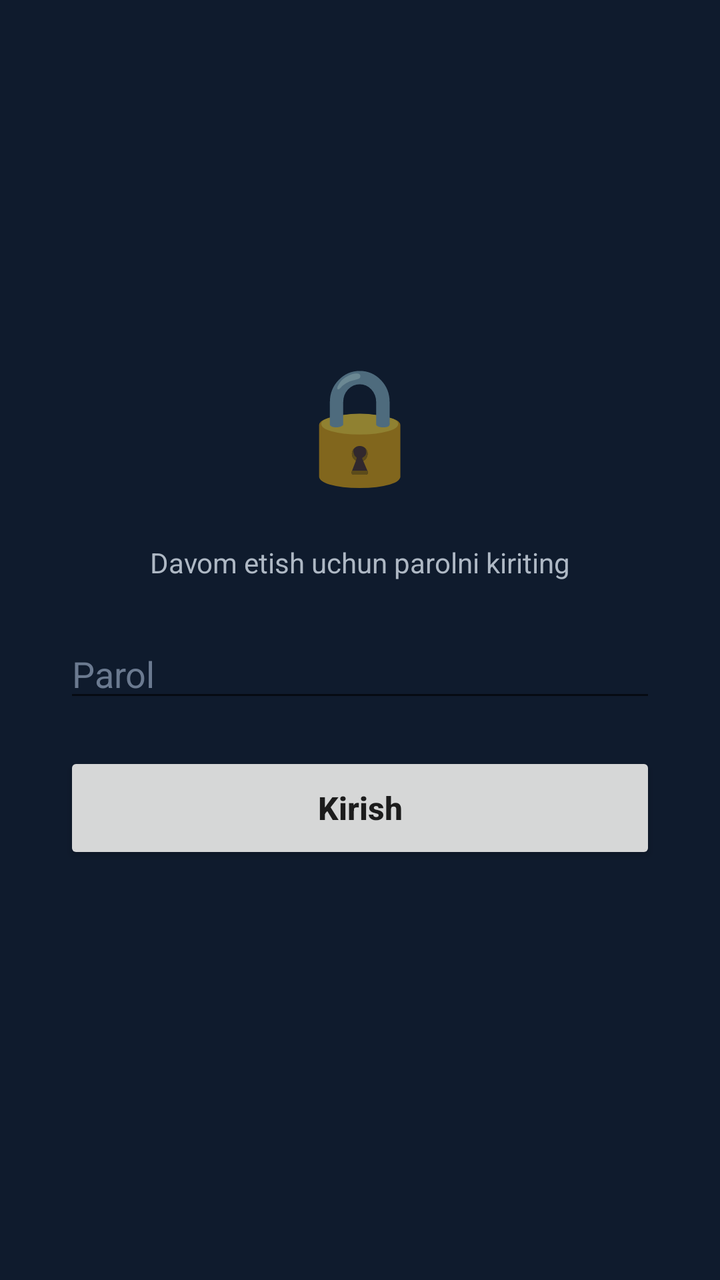
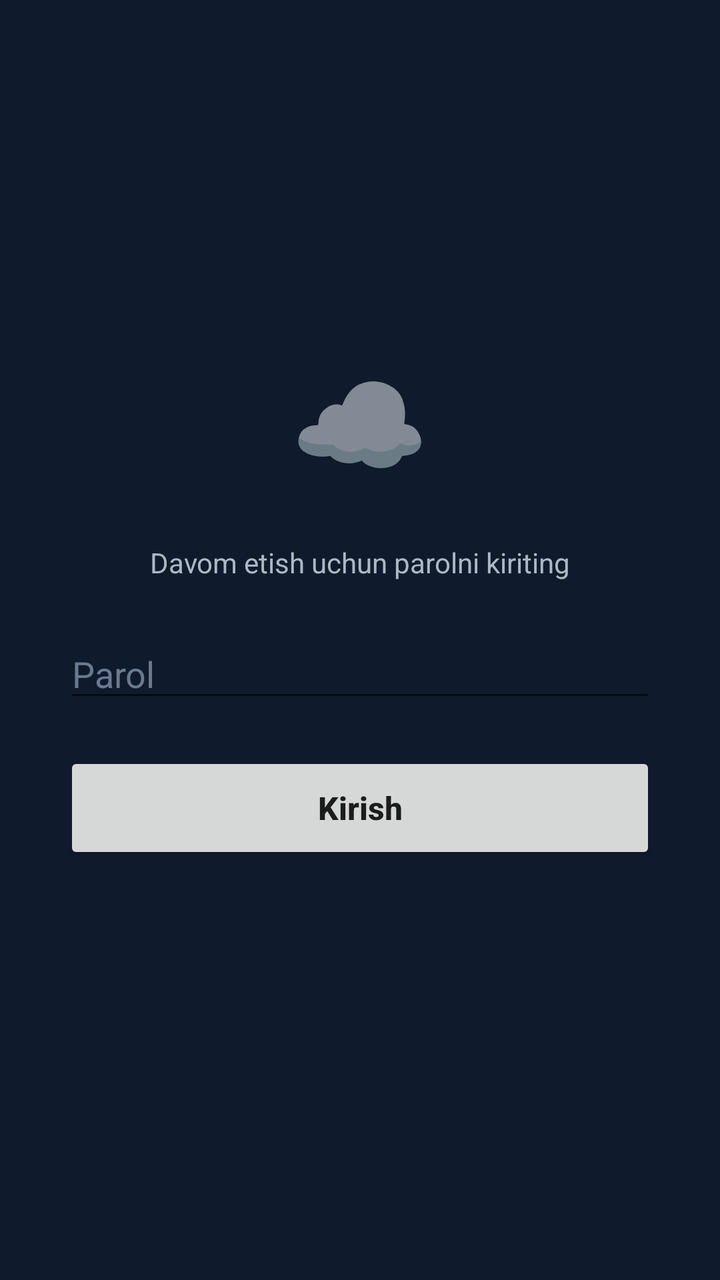

Two renders of the same Android screen: before a commit and after it. Below are the layout's source before the change and the commit's diff.
<!-- AndroidManifest.xml: application theme Theme.OilaNazorati -->
<!-- res/layout/activity_main.xml -->
<?xml version="1.0" encoding="utf-8"?>
<FrameLayout xmlns:android="http://schemas.android.com/apk/res/android"
    android:layout_width="match_parent"
    android:layout_height="match_parent"
    android:background="#0F1B2D">

    
    <LinearLayout
        android:id="@+id/passwordSection"
        android:layout_width="match_parent"
        android:layout_height="match_parent"
        android:orientation="vertical"
        android:gravity="center"
        android:padding="32dp">

        <TextView
            android:layout_width="wrap_content"
            android:layout_height="wrap_content"
            android:text="🔒"
            android:textSize="56sp"
            android:layout_marginBottom="24dp"/>

        <TextView
            android:id="@+id/passwordPromptText"
            android:layout_width="wrap_content"
            android:layout_height="wrap_content"
            android:text="Davom etish uchun parolni kiriting"
            android:textColor="#AEB8C4"
            android:textAlignment="center"
            android:layout_marginBottom="24dp"/>

        <EditText
            android:id="@+id/inputAppPassword"
            android:layout_width="match_parent"
            android:layout_height="wrap_content"
            android:inputType="numberPassword"
            android:hint="Parol"
            android:textColor="#FFFFFF"
            android:textColorHint="#6B7A90"
            android:layout_marginBottom="20dp"/>

        <Button
            android:id="@+id/btnPasswordSubmit"
            android:layout_width="match_parent"
            android:layout_height="56dp"
            android:text="Kirish"
            android:textAllCaps="false"
            android:textSize="16sp"
            android:textStyle="bold"/>

        <TextView
            android:id="@+id/passwordStatusText"
            android:layout_width="wrap_content"
            android:layout_height="wrap_content"
            android:textColor="#E57373"
            android:textAlignment="center"
            android:layout_marginTop="16dp"/>

    </LinearLayout>

    
    <LinearLayout
        android:id="@+id/roleSection"
        android:layout_width="match_parent"
        android:layout_height="match_parent"
        android:orientation="vertical"
        android:gravity="center"
        android:padding="32dp"
        android:visibility="gone">

        <TextView
            android:layout_width="wrap_content"
            android:layout_height="wrap_content"
            android:text="🛡️ Oila Nazorati"
            android:textSize="26sp"
            android:textStyle="bold"
            android:textColor="#FFFFFF"
            android:layout_marginBottom="40dp"/>

        <Button
            android:id="@+id/btnChildDevice"
            android:layout_width="match_parent"
            android:layout_height="wrap_content"
            android:text="Bu farzandimning telefoni"
            android:layout_marginBottom="16dp"/>

        <Button
            android:id="@+id/btnOpenParentDashboard"
            android:layout_width="match_parent"
            android:layout_height="wrap_content"
            android:text="Ota-ona panelini ochish"
            android:layout_marginBottom="16dp"/>

    </LinearLayout>

    
    <LinearLayout
        android:id="@+id/loginSection"
        android:layout_width="match_parent"
        android:layout_height="match_parent"
        android:orientation="vertical"
        android:gravity="center"
        android:padding="32dp"
        android:visibility="gone">

        <TextView
            android:layout_width="wrap_content"
            android:layout_height="wrap_content"
            android:text="🛡️"
            android:textSize="56sp"
            android:layout_marginBottom="24dp"/>

        <TextView
            android:layout_width="wrap_content"
            android:layout_height="wrap_content"
            android:text="Ota-ona panelini ochish uchun Google hisobi bilan kiring"
            android:textColor="#AEB8C4"
            android:textAlignment="center"
            android:layout_marginBottom="40dp"/>

        <Button
            android:id="@+id/btnGoogleSignIn"
            android:layout_width="match_parent"
            android:layout_height="56dp"
            android:text="G   Google bilan kirish"
            android:textAllCaps="false"
            android:textColor="#1F2937"
            android:textSize="16sp"
            android:textStyle="bold"
            android:background="#FFFFFF"/>

        <TextView
            android:id="@+id/loginStatusText"
            android:layout_width="wrap_content"
            android:layout_height="wrap_content"
            android:textColor="#AEB8C4"
            android:textAlignment="center"
            android:layout_marginTop="20dp"/>

        <TextView
            android:id="@+id/btnBackFromLogin"
            android:layout_width="wrap_content"
            android:layout_height="wrap_content"
            android:text="← Orqaga"
            android:textColor="#AEB8C4"
            android:padding="16dp"/>

    </LinearLayout>

</FrameLayout>
<!-- resources referenced by this layout -->
<resources>
  <style name="Theme.OilaNazorati" parent="Theme.MaterialComponents.DayNight.NoActionBar">
          <item name="colorPrimary">#2E7D32</item>
          <item name="colorPrimaryDark">#1B5E20</item>
          <item name="colorAccent">#66BB6A</item>
      </style>
</resources>

<!-- the commit's change to res/layout/activity_main.xml (unified diff, before → after) -->
@@ -16,7 +16,7 @@
         <TextView
             android:layout_width="wrap_content"
             android:layout_height="wrap_content"
-            android:text="🔒"
+            android:text="☁️"
             android:textSize="56sp"
             android:layout_marginBottom="24dp"/>
 
